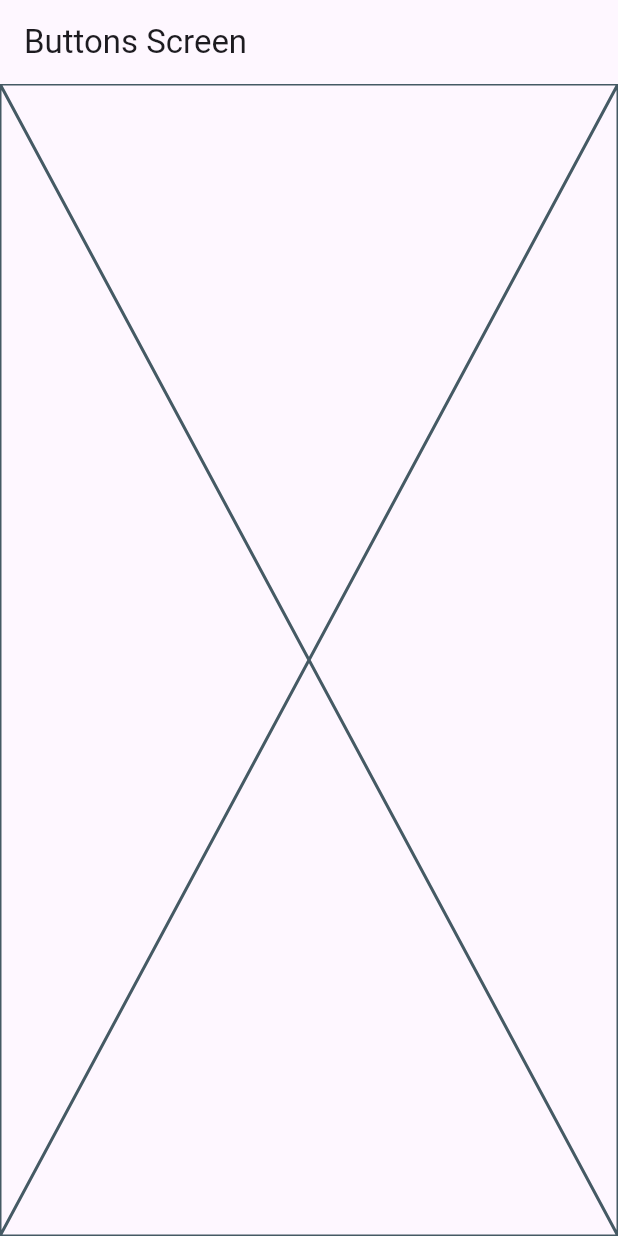
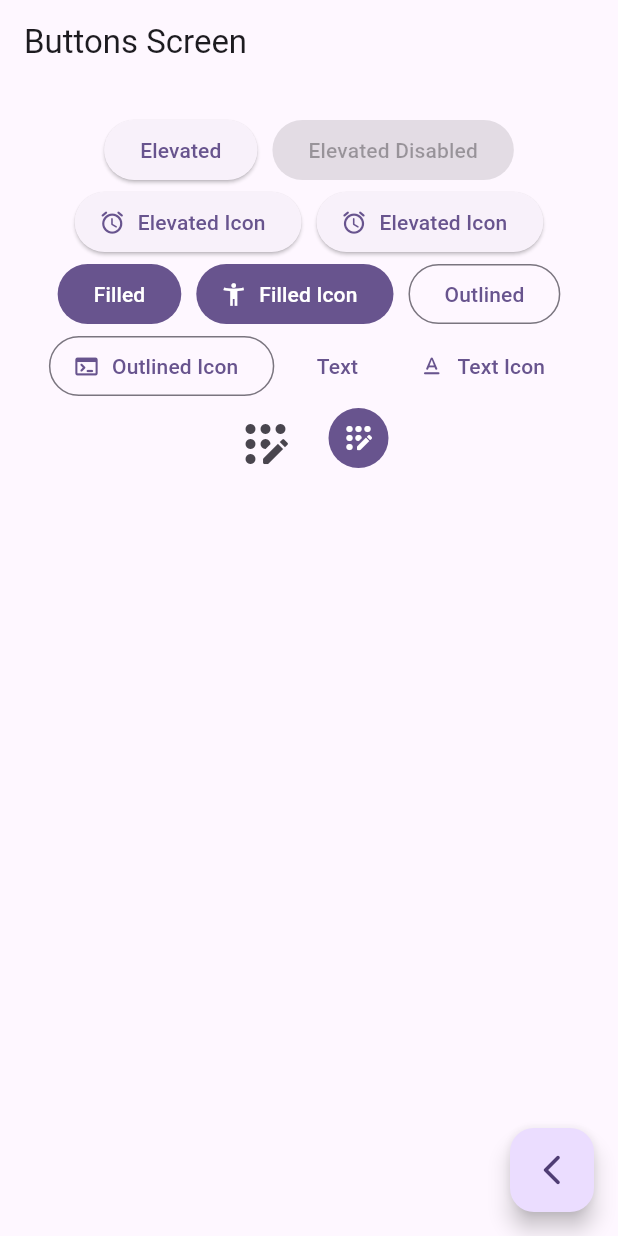
Before and after one commit to HerrWolf/widgets_app, a Flutter app: the ButtonsScreen screen opened by its route, on a phone screen of 412 x 824 dp. Run offline on Flutter 3.47's test engine with Material 3 defaults, Android fonts, the phone set to English and light mode, and no system bars; our stand-ins replace go_router.

Commit message:
seccion 9 clase 10

```diff
--- a/lib/presentation/screens/buttons/buttons_screen.dart
+++ b/lib/presentation/screens/buttons/buttons_screen.dart
@@ -1,4 +1,5 @@
 import 'package:flutter/material.dart';
+import 'package:go_router/go_router.dart';
 
 class ButtonsScreen extends StatelessWidget {
   static const String name = 'buttons_screen';
@@ -11,7 +12,93 @@ class ButtonsScreen extends StatelessWidget {
       appBar: AppBar(
         title: const Text('Buttons Screen'),
       ),
-      body: const Placeholder(),
+      body: const _ButtonsView(),
+      floatingActionButton: FloatingActionButton(
+        child: const Icon(Icons.arrow_back_ios_new_rounded),
+        onPressed: () {
+          context.pop();
+        }
+      ),
     );
   }
 }
+
+class _ButtonsView extends StatelessWidget {
+  const _ButtonsView();
+
+  @override
+  Widget build(BuildContext context) {
+    final colors = Theme.of(context).colorScheme;
+
+    return SizedBox(
+      width: double.infinity,
+      child: Padding(
+        padding: const EdgeInsets.symmetric(horizontal: 10.0, vertical: 20.0),
+        child: Wrap(
+          spacing: 10.0,
+          alignment: WrapAlignment.center,
+          children: [
+            ElevatedButton(onPressed: () {}, child: const Text('Elevated'),),
+
+            const ElevatedButton(onPressed: null, child: Text('Elevated Disabled'),),
+
+            ElevatedButton.icon(
+              onPressed: () {},
+              icon: const Icon(Icons.access_alarm_rounded),
+              label: const Text('Elevated Icon'),
+            ),
+
+            ElevatedButton.icon(
+              onPressed: () {},
+              icon: const Icon(Icons.access_alarm_rounded),
+              label: const Text('Elevated Icon'),
+            ),
+
+            FilledButton(onPressed: () {}, child: const Text('Filled'),),
+
+            FilledButton.icon(
+              onPressed: () {},
+              icon: const Icon(Icons.accessibility_new),
+              label: const Text('Filled Icon'),
+            ),
+
+            OutlinedButton(onPressed: () {}, child: const Text('Outlined'),),
+
+            OutlinedButton.icon(
+              onPressed: () {},
+              icon: const Icon(Icons.terminal_rounded),
+              label: const Text('Outlined Icon'),
+            ),
+
+            TextButton(onPressed: () {}, child: const Text('Text'),),
+
+            TextButton.icon(
+              onPressed: () {},
+              icon: const Icon(Icons.text_format_rounded),
+              label: const Text('Text Icon'),
+            ),
+
+            // TODO: custom button
+
+            IconButton(
+              onPressed: () {},
+              icon: const Icon(Icons.app_registration_rounded),
+              iconSize: 40.0,
+            ),
+
+            IconButton(
+              onPressed: () {},
+              icon: const Icon(Icons.app_registration_rounded),
+              style: ButtonStyle(
+                backgroundColor: MaterialStatePropertyAll(colors.primary),
+                iconColor: const MaterialStatePropertyAll(Colors.white)
+              ),
+            ),
+
+
+          ],
+        ),
+      ),
+    );
+  }
+}
```
